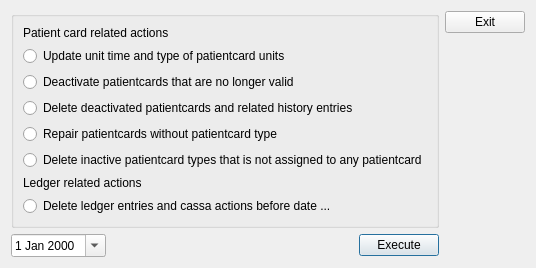
tbikfalvi/Belenus, file client/dlgmanagedatabase.ui: the form before one commit.
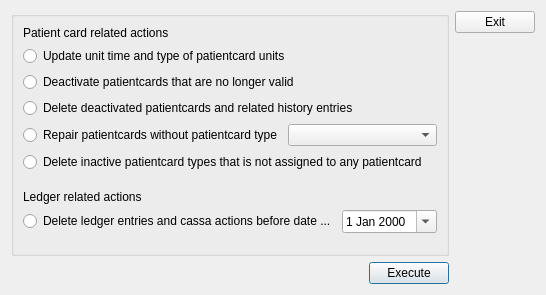
The form after the commit.

```diff
--- a/client/dlgmanagedatabase.ui
+++ b/client/dlgmanagedatabase.ui
@@ -6,8 +6,8 @@
    <rect>
     <x>0</x>
     <y>0</y>
-    <width>530</width>
-    <height>245</height>
+    <width>541</width>
+    <height>295</height>
    </rect>
   </property>
   <property name="windowTitle">
@@ -51,11 +51,18 @@
          </widget>
         </item>
         <item>
-         <widget class="QRadioButton" name="rbAssignPCTToPC">
-          <property name="text">
-           <string>Repair patientcards without patientcard type</string>
-          </property>
-         </widget>
+         <layout class="QHBoxLayout" name="horizontalLayout_3">
+          <item>
+           <widget class="QRadioButton" name="rbAssignPCTToPC">
+            <property name="text">
+             <string>Repair patientcards without patientcard type</string>
+            </property>
+           </widget>
+          </item>
+          <item>
+           <widget class="QComboBox" name="cmbPatientCardType"/>
+          </item>
+         </layout>
         </item>
         <item>
          <widget class="QRadioButton" name="rbDeleteNotUsedPCTs">
@@ -85,11 +92,35 @@
          </widget>
         </item>
         <item>
-         <widget class="QRadioButton" name="rbDeleteLedgerBeforeDate">
-          <property name="text">
-           <string>Delete ledger entries and cassa actions before date ...</string>
-          </property>
-         </widget>
+         <layout class="QHBoxLayout" name="horizontalLayout">
+          <item>
+           <widget class="QRadioButton" name="rbDeleteLedgerBeforeDate">
+            <property name="text">
+             <string>Delete ledger entries and cassa actions before date ...</string>
+            </property>
+           </widget>
+          </item>
+          <item>
+           <widget class="QDateEdit" name="deFilterDate">
+            <property name="calendarPopup">
+             <bool>true</bool>
+            </property>
+           </widget>
+          </item>
+          <item>
+           <spacer name="horizontalSpacer">
+            <property name="orientation">
+             <enum>Qt::Horizontal</enum>
+            </property>
+            <property name="sizeHint" stdset="0">
+             <size>
+              <width>40</width>
+              <height>20</height>
+             </size>
+            </property>
+           </spacer>
+          </item>
+         </layout>
         </item>
         <item>
          <spacer name="verticalSpacer_3">
@@ -109,13 +140,6 @@
      </item>
      <item>
       <layout class="QHBoxLayout" name="horizontalLayout_2">
-       <item>
-        <widget class="QDateEdit" name="deFilterDate">
-         <property name="calendarPopup">
-          <bool>true</bool>
-         </property>
-        </widget>
-       </item>
        <item>
         <spacer name="horizontalSpacer_2">
          <property name="orientation">
```
Left out of the diff: 2 changed lines with no effect on the pictures.
